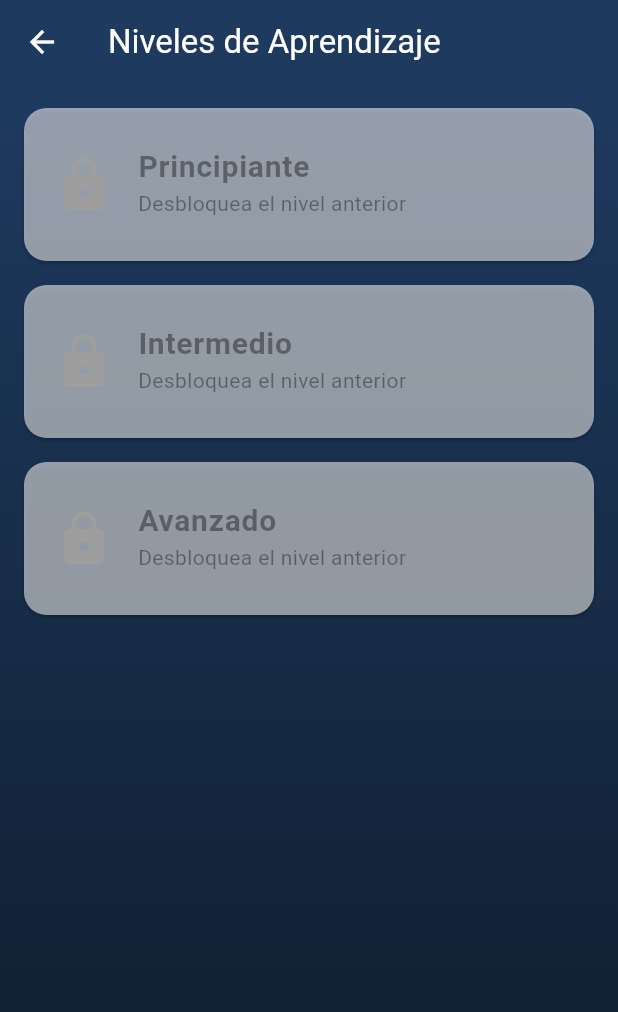
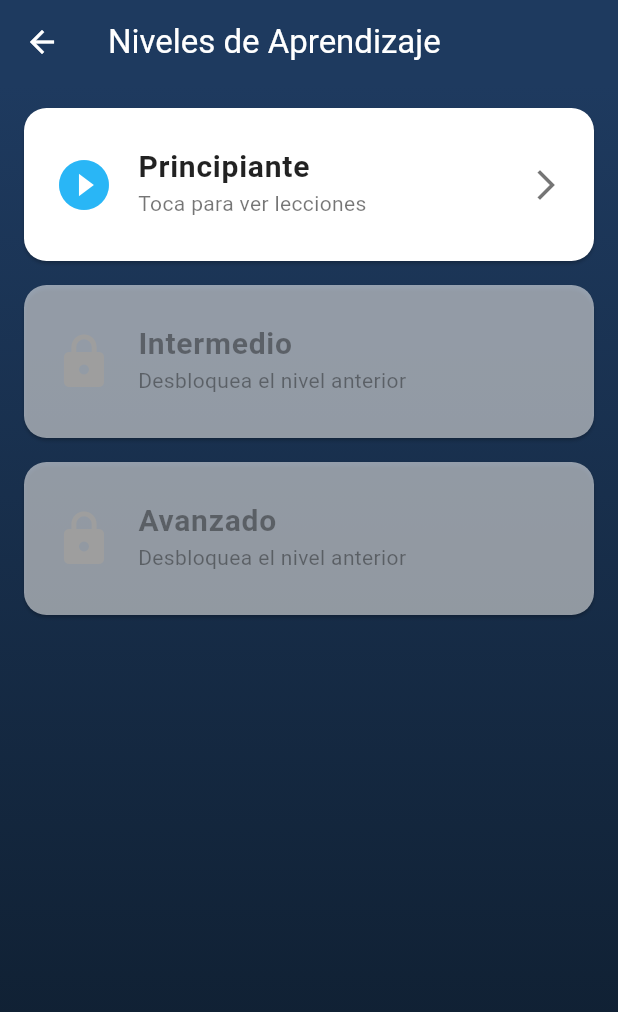
Before and after one commit to jeanpierrecarbalpinilla/bowlingpro-final, a Flutter app: the screen it shows once a user with an empty profile is signed in, after a tap on "Niveles de aprendizaje", on a phone screen of 412 x 824 dp. Shown: the top 1012 px of the screen. Run offline on Flutter 3.47's test engine with Material 3 defaults, Android fonts, the phone set to English and light mode, and no system bars; our stand-ins replace cloud_firestore, firebase_auth, firebase_core; accounts and stored records are empty; network calls fail.

Commit message:
feat(epica2): videos youtube y desbloqueo de niveles uno a uno

```diff
--- a/lib/screens/niveles_screen.dart
+++ b/lib/screens/niveles_screen.dart
@@ -3,9 +3,14 @@ import 'package:firebase_auth/firebase_auth.dart';
 import 'package:bowling_pro/services/leccion_service.dart';
 import 'package:bowling_pro/screens/leccion_detalle_screen.dart';
 
-class NivelesScreen extends StatelessWidget {
+class NivelesScreen extends StatefulWidget {
   const NivelesScreen({super.key});
 
+  @override
+  State<NivelesScreen> createState() => _NivelesScreenState();
+}
+
+class _NivelesScreenState extends State<NivelesScreen> {
   @override
   Widget build(BuildContext context) {
     final leccionService = LeccionService();
@@ -37,9 +42,10 @@ class NivelesScreen extends StatelessWidget {
 
             return FutureBuilder<bool>(
               // Lógica de la regla: usar puedeAccederA del servicio
-              future: leccionService.puedeAccederA(userId, nivel),
+              future: leccionService.puedeAccederA(nivel.toLowerCase(), userId),
               builder: (context, snapshot) {
-                final bool tieneAcceso = snapshot.data ?? false;
+                // Principiante (indice 0) siempre esta desbloqueado desde el inicio
+                final bool tieneAcceso = index == 0 || (snapshot.data ?? false);
                 final bool isLoading = snapshot.connectionState == ConnectionState.waiting;
 
                 return Card(
@@ -80,13 +86,15 @@ class NivelesScreen extends StatelessWidget {
                             color: tieneAcceso ? Colors.black54 : Colors.transparent,
                           ),
                     onTap: tieneAcceso
-                        ? () {
-                            Navigator.push(
+                        ? () async {
+                            await Navigator.push(
                               context,
                               MaterialPageRoute(
                                 builder: (context) => LeccionDetalleScreen(nivel: nivel),
                               ),
                             );
+                            // Refresca para que se vea el siguiente nivel desbloqueado
+                            if (mounted) setState(() {});
                           }
                         : null, // Si no tiene acceso, el botón queda totalmente deshabilitado
                   ),
--- a/lib/services/leccion_service.dart
+++ b/lib/services/leccion_service.dart
@@ -32,7 +32,10 @@ class LeccionService {
   /// - Cualquier otro nivel requiere haber completado y aprobado el
   ///   100% de las lecciones del nivel inmediatamente anterior.
   Future<bool> puedeAccederA(String nivel, String uid) async {
-    final indice = ordenNiveles.indexOf(nivel);
+    // Acepta 'Principiante' o 'principiante' (la pantalla envía el nombre
+    // visible del nivel).
+    final nivelNormalizado = nivel.toLowerCase().trim();
+    final indice = ordenNiveles.indexOf(nivelNormalizado);
 
     if (indice == -1) {
       throw ArgumentError('Nivel desconocido: $nivel');
@@ -42,13 +45,6 @@ class LeccionService {
     }
 
     final nivelAnterior = ordenNiveles[indice - 1];
-    final leccionesNivelAnterior = await obtenerLeccionesPorNivel(nivelAnterior);
-
-    if (leccionesNivelAnterior.isEmpty) {
-      // Si el nivel anterior no tiene lecciones cargadas todavía,
-      // no bloqueamos por un dato que no existe en el contenido.
-      return true;
-    }
 
     final progresoDoc = await _db.collection('progreso_usuario').doc(uid).get();
     if (!progresoDoc.exists) {
@@ -58,6 +54,22 @@ class LeccionService {
     final data = progresoDoc.data()!;
     // Se espera un mapa: { "leccionId": { "aprobado": true/false, ... } }
     final completadas = Map<String, dynamic>.from(data['lecciones_completadas'] ?? {});
+
+    // 1) Progreso registrado por nivel: evaluacion_screen guarda
+    //    leccionId = nombre del nivel (ej. 'Principiante'). Se compara sin
+    //    distinguir mayúsculas.
+    final aproboNivel = completadas.entries.any((e) =>
+        e.key.toLowerCase() == nivelAnterior &&
+        e.value is Map &&
+        e.value['aprobado'] == true);
+    if (aproboNivel) return true;
+
+    // 2) Progreso por lección individual, si hay lecciones cargadas en
+    //    Firestore para el nivel anterior: todas deben estar aprobadas.
+    final leccionesNivelAnterior = await obtenerLeccionesPorNivel(nivelAnterior);
+    if (leccionesNivelAnterior.isEmpty) {
+      return false; // nivel anterior sin aprobar: el siguiente sigue bloqueado
+    }
 
     for (final leccion in leccionesNivelAnterior) {
       final registro = completadas[leccion.id];
--- a/pubspec.yaml
+++ b/pubspec.yaml
@@ -37,6 +37,7 @@ dependencies:
   firebase_core: ^4.15.0
   firebase_auth: ^6.7.0
   cloud_firestore: ^6.10.0
+  url_launcher: ^6.3.2
 
 dev_dependencies:
   flutter_test:
```
Also changed, not shown: lib/screens/leccion_detalle_screen.dart (+94 -16 lines), pubspec.lock, 5 other files.
